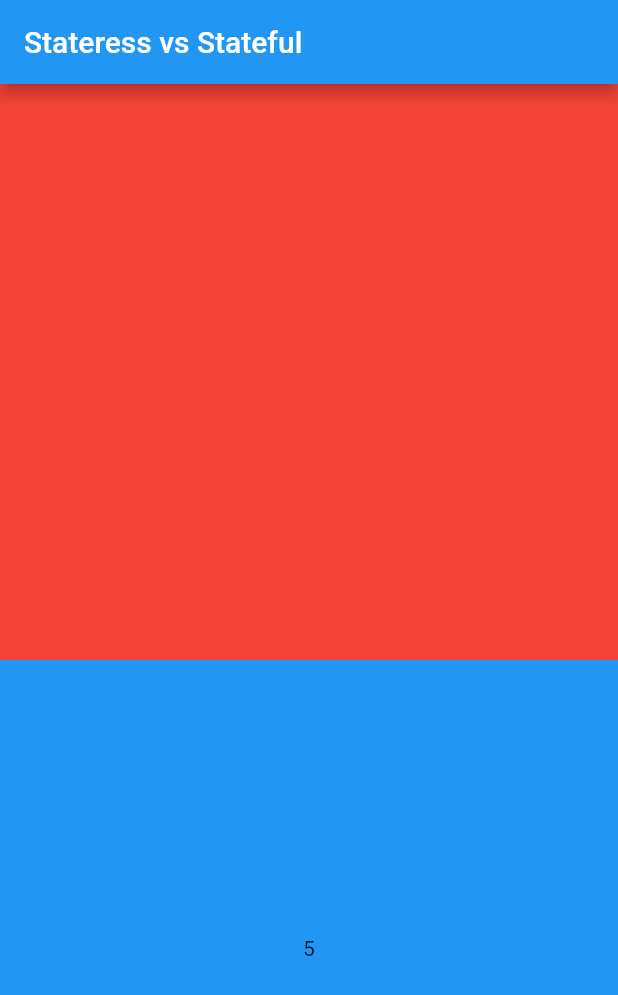
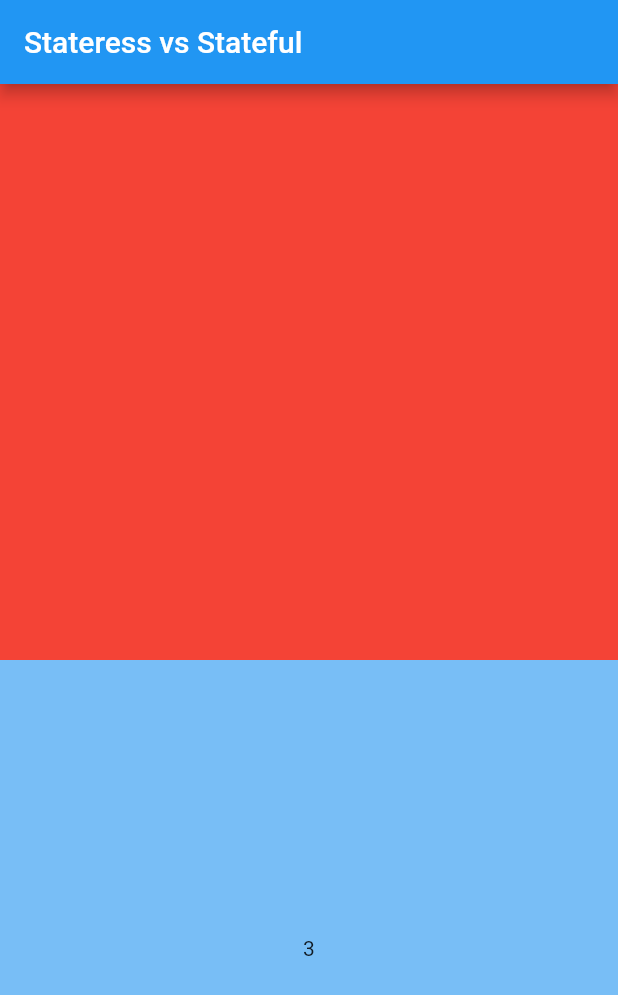
Before and after one commit to khanian/flutter_exmple_state, a Flutter app: the screen it shows after launch, on a phone screen of 412 x 824 dp. Shown: the top 995 px of the screen. Run offline on Flutter 3.47's test engine with Material 2 defaults, Android fonts, the phone set to English and light mode, and no system bars.

Commit message:
flutter stateful example with _value

```diff
--- a/lib/main.dart
+++ b/lib/main.dart
@@ -30,7 +30,7 @@ class ConstraintWidget extends StatelessWidget {
     return Column(
       children: [
         ExampleStateless(),
-        ExampleStateful(),
+        ExampleStateful(index: 3),
       ]
     );
   }
@@ -50,20 +50,21 @@ class ExampleStateless extends StatelessWidget {
 }
 
 class ExampleStateful extends StatefulWidget {
-  const ExampleStateful({super.key});
+  final int index;
+  const ExampleStateful({required this.index, super.key});
 
   @override
   State<ExampleStateful> createState() => _ExampleStatefulState();
 }
 
 class _ExampleStatefulState extends State<ExampleStateful> {
-  late int index;
+  late int _index;
   late TextEditingController textEditingController;
 
   @override
   void initState() {
     super.initState(); // 필수로 넣어야 함.
-    index = 5;
+    _index = widget.index;
     textEditingController = TextEditingController();
   }
 
@@ -79,19 +80,19 @@ class _ExampleStatefulState extends State<ExampleStateful> {
       child: GestureDetector(
         onTap: () {
           setState(() {
-            if (index == 5) {
-              index = 0;
+            if (_index == 5) {
+              _index = 0;
               return;
             }
 
-            index++;
+            _index++;
             // print(index);
           });
         },
         child: Container(
-          color: Colors.blue.withOpacity(index/5),
+          color: Colors.blue.withOpacity(_index/5),
           child: Center(
-            child: Text('$index'),
+            child: Text('$_index'),
           ),
         ),
       ),
```
